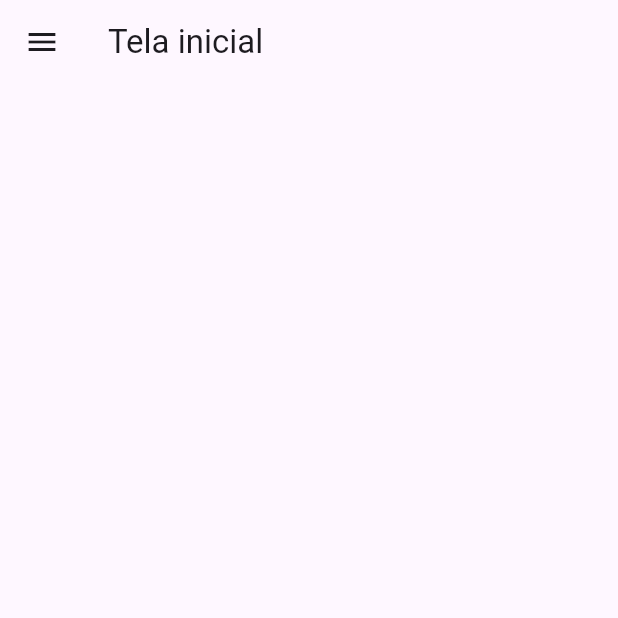
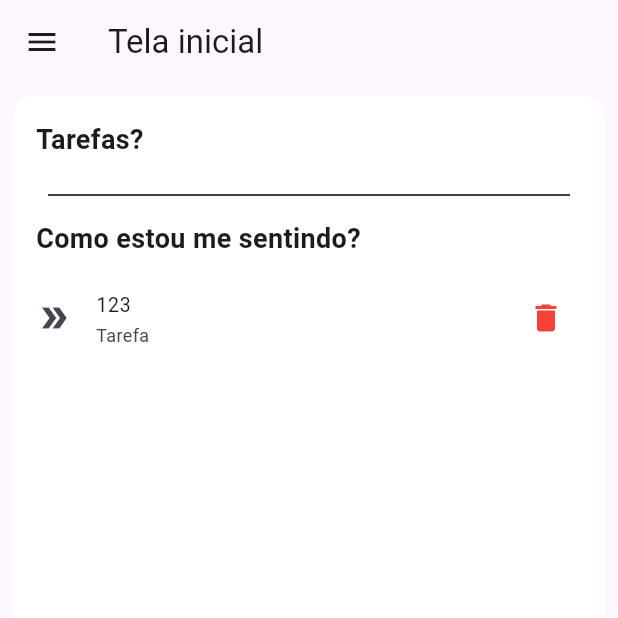
Before and after one commit to Rarysont/flutter-todo, a Flutter app: the screen it shows once a user with an empty profile is signed in, on a phone screen of 412 x 824 dp, the top half of it. Run offline on Flutter 3.47's test engine with Material 3 defaults, Android fonts, the phone set to English and light mode, and no system bars; our stand-ins replace firebase_auth, firebase_core, flutter_mobx, mobx; missing offline and left inert: dart:ffi; accounts and stored records are empty; generated files the repository leaves out were written again.

Commit message:
show tasks

```diff
--- a/lib/main.dart
+++ b/lib/main.dart
@@ -32,6 +32,7 @@ class RootScreen extends StatelessWidget {
     return StreamBuilder<User?>(
       stream: FirebaseAuth.instance.userChanges(),
       builder: (context, snapshot) {
+        print('${snapshot.hasData} has data');
         if (snapshot.hasData) {
           return const HomeScreen();
         } else {
--- /dev/null
+++ b/lib/models/task_model.dart
@@ -0,0 +1,11 @@
+class TaskModel {
+  String id;
+  String description;
+  bool done;
+
+  TaskModel({
+    required this.id,
+    required this.description,
+    required this.done,
+  });
+}
--- a/lib/screens/home_screen.dart
+++ b/lib/screens/home_screen.dart
@@ -1,11 +1,17 @@
 import 'package:flutter/material.dart';
+import 'package:mobx/mobx.dart';
+import 'package:flutter_mobx/flutter_mobx.dart';
+import 'package:studies/models/task_model.dart';
 import 'package:studies/service/auth_service.dart';
+import 'package:studies/stores/task_store.dart';
 
 class HomeScreen extends StatelessWidget {
   const HomeScreen({super.key});
 
   @override
   Widget build(BuildContext context) {
+    final taskStore = TaskStore();
+
     return Scaffold(
         appBar: AppBar(
           title: const Text('Tela inicial'),
@@ -23,6 +29,59 @@ class HomeScreen extends StatelessWidget {
             ],
           ),
         ),
+        body: Container(
+          margin: const EdgeInsets.all(8),
+          padding: const EdgeInsets.all(16.0),
+          decoration: BoxDecoration(
+              color: Colors.white, borderRadius: BorderRadius.circular(16)),
+          child: Observer(
+            builder: (_) => ListView(
+              children: [
+                const Text(
+                  'Tarefas?',
+                  style: TextStyle(fontWeight: FontWeight.bold, fontSize: 18),
+                ),
+                const SizedBox(
+                  height: 8,
+                ),
+                // Text(exerciseModel.howMake),
+                const Padding(
+                  padding: EdgeInsets.all(8.0),
+                  child: Divider(color: Colors.black),
+                ),
+                const Text(
+                  'Como estou me sentindo?',
+                  style: TextStyle(fontWeight: FontWeight.bold, fontSize: 18),
+                ),
+                const SizedBox(
+                  height: 8,
+                ),
+                Column(
+                  crossAxisAlignment: CrossAxisAlignment.start,
+                  children: List.generate(taskStore.task.length, (index) {
+                    TaskModel task = taskStore.task[index];
+
+                    return ListTile(
+                      dense: true,
+                      contentPadding: EdgeInsets.zero,
+                      title: Text(task.id),
+                      subtitle: Text(task.description),
+                      leading: const Icon(Icons.double_arrow),
+                      trailing: IconButton(
+                        icon: const Icon(
+                          Icons.delete,
+                          color: Colors.red,
+                        ),
+                        onPressed: () {
+                          print('Deletar ${task.id} - ${task.description}');
+                        },
+                      ),
                     );
+                  }),
+                )
+              ],
+            ),
+          ),
+        ));
   }
 }
--- a/lib/service/auth_service.dart
+++ b/lib/service/auth_service.dart
@@ -23,11 +23,13 @@ class AuthService {
   Future<String?> signUser(
       {required String email, required String password}) async {
     try {
+      print('${email}, ${password}');
       await _firebaseAuth.signInWithEmailAndPassword(
           email: email, password: password);
 
       return null;
     } on FirebaseAuthException catch (e) {
+      print('${e} execption');
       return e.message;
     }
   }
--- a/pubspec.yaml
+++ b/pubspec.yaml
@@ -37,11 +37,14 @@ dependencies:
   cupertino_icons: ^1.0.6
   firebase_core: ^3.2.0
   firebase_auth: ^5.1.2
+  mobx: ^2.3.3+2
+  flutter_mobx: ^2.2.1+1
 
 dev_dependencies:
   flutter_test:
     sdk: flutter
-
+  mobx_codegen: ^2.6.1
+  build_runner: ^2.4.11
   # The "flutter_lints" package below contains a set of recommended lints to
   # encourage good coding practices. The lint set provided by the package is
   # activated in the `analysis_options.yaml` file located at the root of your
```
Also changed, not shown: lib/models/exercise_model.dart (deleted, +0 -31 lines), lib/screens/auth_screen.dart (+1 -6 lines), lib/screens/exercicio_tela.dart (+113 -113 lines), lib/stores/task_store.dart (added, +38 -0 lines), lib/stores/task_store.g.dart (added), pubspec.lock. Lines whose indentation alone changed are shown as unchanged.
